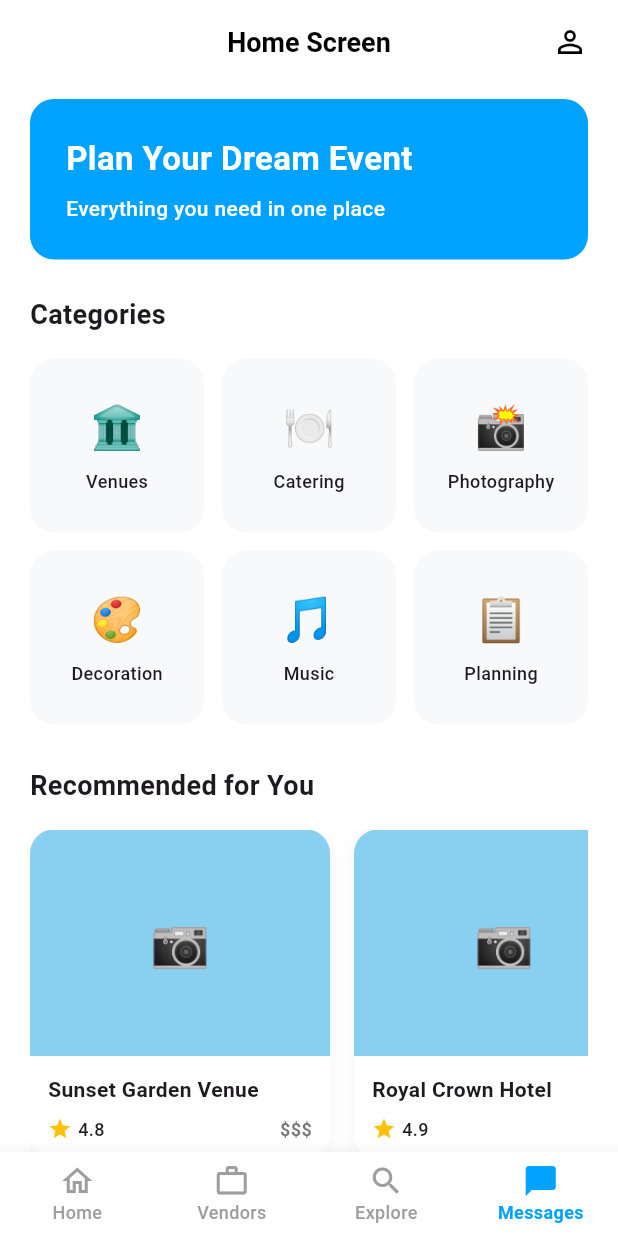
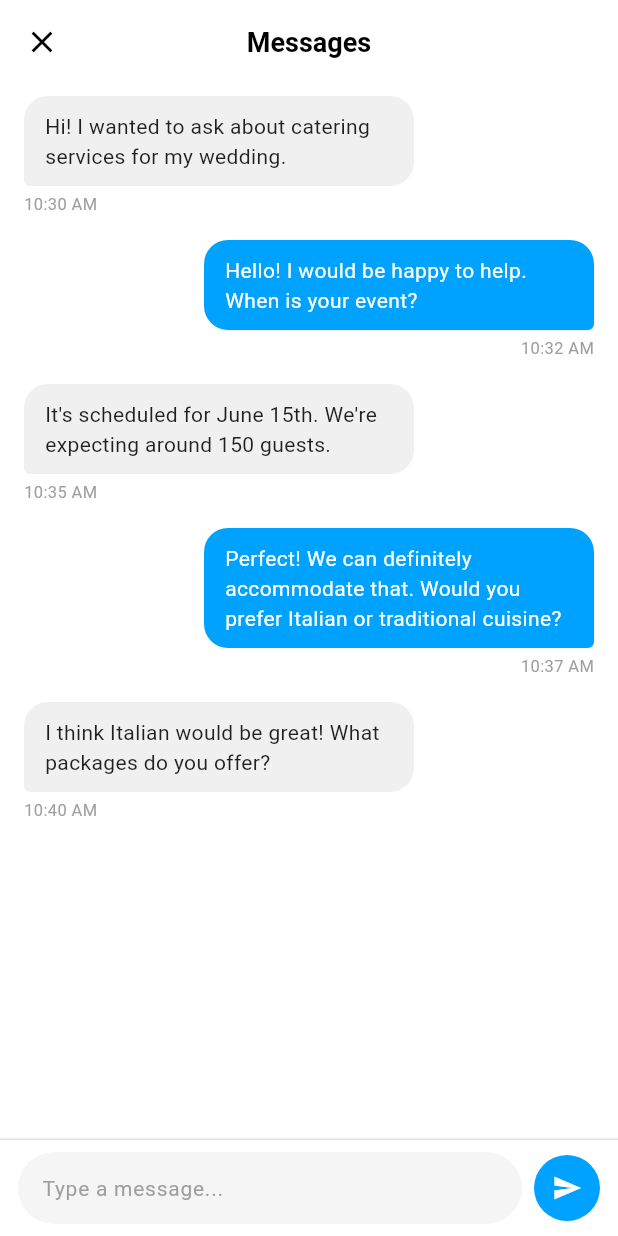
Before and after one commit to Affan2900/raunaq, a Flutter app: the HomeScreen screen opened directly, item 4 of the bottom bar chosen, on a phone screen of 412 x 824 dp. Run offline on Flutter 3.47's test engine with Material 3 defaults, Android fonts, the phone set to English and light mode, and no system bars; our stand-ins replace firebase_core; accounts and stored records are empty.

Commit message:
FEATURE: added message screens and  venue listings

```diff
--- /dev/null
+++ b/lib/messages_screen.dart
@@ -0,0 +1,182 @@
+import 'package:flutter/material.dart';
+
+class MessagesScreen extends StatelessWidget {
+  const MessagesScreen({super.key});
+
+  @override
+  Widget build(BuildContext context) {
+    const primaryColor = Color(0xFF00A2FF);
+
+    // Mock conversation data
+    final List<Map<String, dynamic>> messages = [
+      {
+        'text': 'Hi! I wanted to ask about catering services for my wedding.',
+        'isMe': false,
+        'time': '10:30 AM',
+      },
+      {
+        'text': 'Hello! I would be happy to help. When is your event?',
+        'isMe': true,
+        'time': '10:32 AM',
+      },
+      {
+        'text':
+            "It's scheduled for June 15th. We're expecting around 150 guests.",
+        'isMe': false,
+        'time': '10:35 AM',
+      },
+      {
+        'text':
+            'Perfect! We can definitely accommodate that. Would you prefer Italian or traditional cuisine?',
+        'isMe': true,
+        'time': '10:37 AM',
+      },
+      {
+        'text': 'I think Italian would be great! What packages do you offer?',
+        'isMe': false,
+        'time': '10:40 AM',
+      },
+    ];
+
+    return Scaffold(
+      backgroundColor: Colors.white,
+      appBar: AppBar(
+        backgroundColor: Colors.white,
+        elevation: 0,
+        scrolledUnderElevation: 0,
+        centerTitle: true,
+        leading: IconButton(
+          onPressed: () => Navigator.pop(context),
+          icon: const Icon(Icons.close, color: Colors.black),
+        ),
+        title: const Text(
+          'Messages',
+          style: TextStyle(
+            color: Colors.black,
+            fontSize: 18,
+            fontWeight: FontWeight.w600,
+          ),
+        ),
+      ),
+      body: Column(
+        children: [
+          // Chat messages area
+          Expanded(
+            child: ListView.builder(
+              padding: const EdgeInsets.symmetric(horizontal: 16, vertical: 8),
+              itemCount: messages.length,
+              itemBuilder: (context, index) {
+                final message = messages[index];
+                final bool isMe = message['isMe'] as bool;
+                return _buildMessageBubble(
+                  text: message['text'] as String,
+                  time: message['time'] as String,
+                  isMe: isMe,
+                  primaryColor: primaryColor,
+                );
+              },
+            ),
+          ),
+
+          // Divider
+          const Divider(height: 1, color: Color(0xFFE0E0E0)),
+
+          // Message input area
+          SafeArea(
+            child: Padding(
+              padding: const EdgeInsets.symmetric(horizontal: 12, vertical: 8),
+              child: Row(
+                children: [
+                  // Text field
+                  Expanded(
+                    child: Container(
+                      padding: const EdgeInsets.symmetric(horizontal: 16),
+                      decoration: BoxDecoration(
+                        color: const Color(0xFFF5F5F5),
+                        borderRadius: BorderRadius.circular(24),
+                      ),
+                      child: const TextField(
+                        decoration: InputDecoration(
+                          hintText: 'Type a message...',
+                          hintStyle: TextStyle(
+                            color: Colors.grey,
+                            fontSize: 14,
+                          ),
+                          border: InputBorder.none,
+                          contentPadding: EdgeInsets.symmetric(vertical: 12),
+                        ),
+                      ),
+                    ),
+                  ),
+                  const SizedBox(width: 8),
+                  // Send button
+                  Container(
+                    width: 44,
+                    height: 44,
+                    decoration: const BoxDecoration(
+                      color: primaryColor,
+                      shape: BoxShape.circle,
+                    ),
+                    child: IconButton(
+                      onPressed: () {
+                        // No-op for now (mock screen)
+                      },
+                      icon: const Icon(
+                        Icons.send,
+                        color: Colors.white,
+                        size: 20,
+                      ),
+                    ),
+                  ),
+                ],
+              ),
+            ),
+          ),
+        ],
+      ),
+    );
+  }
+
+  Widget _buildMessageBubble({
+    required String text,
+    required String time,
+    required bool isMe,
+    required Color primaryColor,
+  }) {
+    return Padding(
+      padding: const EdgeInsets.only(bottom: 16),
+      child: Column(
+        crossAxisAlignment: isMe
+            ? CrossAxisAlignment.end
+            : CrossAxisAlignment.start,
+        children: [
+          // Bubble
+          Container(
+            constraints: const BoxConstraints(maxWidth: 260),
+            padding: const EdgeInsets.symmetric(horizontal: 14, vertical: 10),
+            decoration: BoxDecoration(
+              color: isMe ? primaryColor : const Color(0xFFF0F0F0),
+              borderRadius: BorderRadius.only(
+                topLeft: const Radius.circular(16),
+                topRight: const Radius.circular(16),
+                bottomLeft: Radius.circular(isMe ? 16 : 4),
+                bottomRight: Radius.circular(isMe ? 4 : 16),
+              ),
+            ),
+            child: Text(
+              text,
+              style: TextStyle(
+                color: isMe ? Colors.white : Colors.black87,
+                fontSize: 14,
+                height: 1.4,
+              ),
+            ),
+          ),
+          const SizedBox(height: 4),
+          // Timestamp
+          Text(time, style: const TextStyle(color: Colors.grey, fontSize: 11)),
+        ],
+      ),
+    );
+  }
+}
```
Also changed, not shown: lib/home_screen.dart (+27 -3 lines), lib/venues_screen.dart (added, +336 -0 lines).
